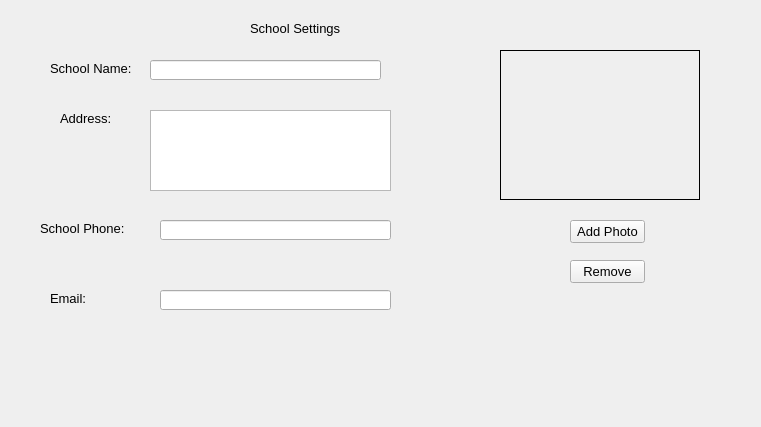
thenewcoder/school-administration-system, file schoolsettingsform.ui: the form before one commit.
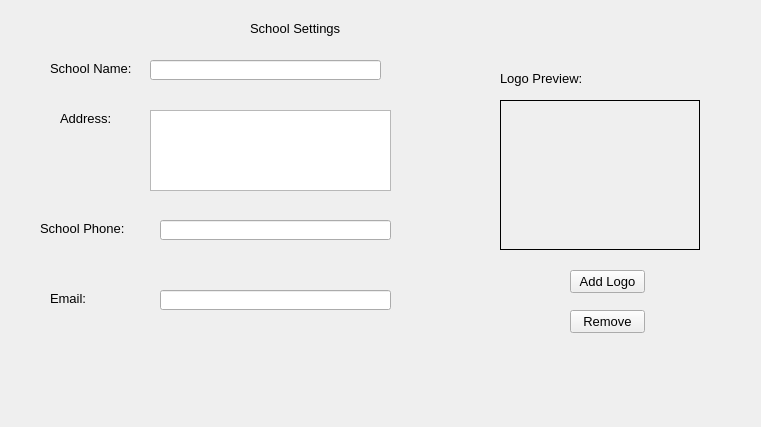
The form after the commit. Icons and pictures are not drawn.

Commit message: Added signals and slots to the adminmenuform class and the schoolsettingsform class. Connected the signals and slots, so that the school logo will change.

Diff of the .ui file:
```diff
--- a/schoolsettingsform.ui
+++ b/schoolsettingsform.ui
@@ -127,7 +127,7 @@
    <property name="geometry">
     <rect>
      <x>500</x>
-     <y>50</y>
+     <y>100</y>
      <width>200</width>
      <height>150</height>
     </rect>
@@ -149,20 +149,20 @@
    <property name="geometry">
     <rect>
      <x>570</x>
-     <y>220</y>
+     <y>270</y>
      <width>75</width>
      <height>23</height>
     </rect>
    </property>
    <property name="text">
-    <string>Add Photo</string>
+    <string>Add Logo</string>
    </property>
   </widget>
   <widget class="QPushButton" name="btnRemovePhoto">
    <property name="geometry">
     <rect>
      <x>570</x>
-     <y>260</y>
+     <y>310</y>
      <width>75</width>
      <height>23</height>
     </rect>
@@ -171,6 +171,19 @@
     <string>Remove</string>
    </property>
   </widget>
+  <widget class="QLabel" name="label_6">
+   <property name="geometry">
+    <rect>
+     <x>500</x>
+     <y>70</y>
+     <width>101</width>
+     <height>16</height>
+    </rect>
+   </property>
+   <property name="text">
+    <string>Logo Preview:</string>
+   </property>
+  </widget>
  </widget>
  <resources>
   <include location="resources.qrc"/>
```
Left out of the diff: 4 changed lines with no effect on the pictures. The commit also changes 6 other files.
